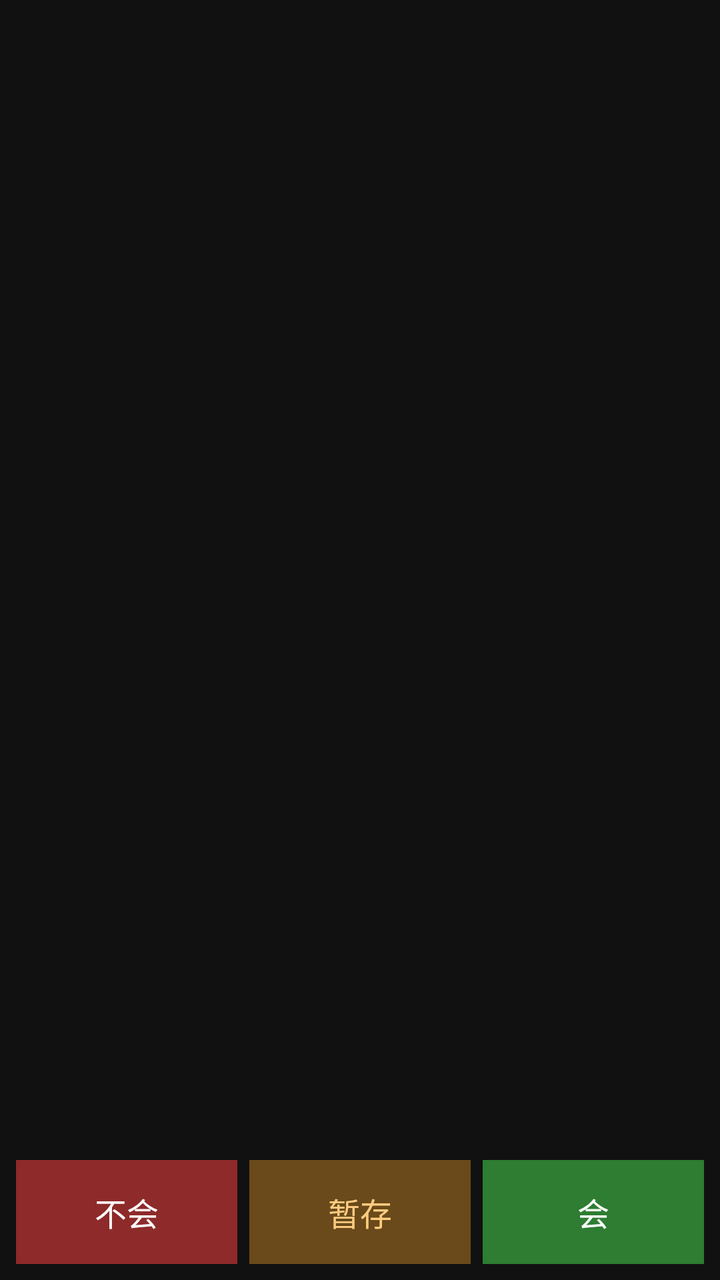
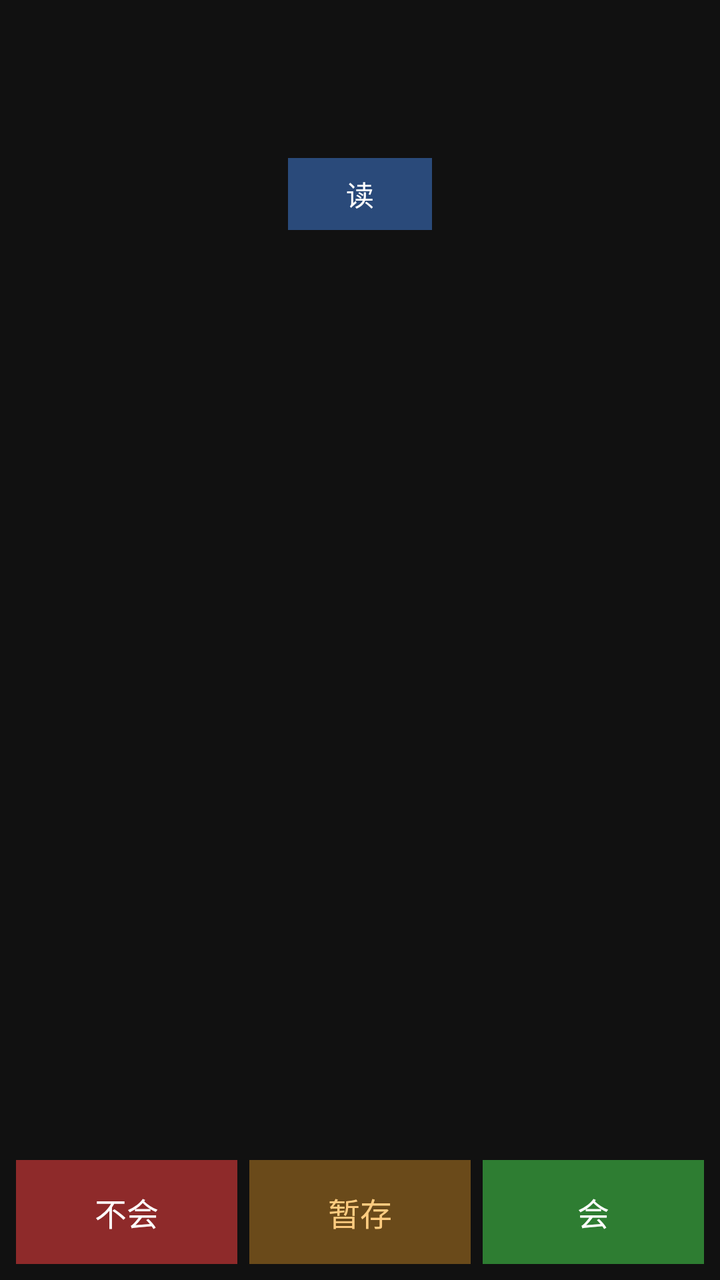

Before-and-after screenshots of an Android layout around one commit, followed by the original layout XML and the change that was made.
<!-- AndroidManifest.xml: application theme AppTheme -->
<!-- res/layout/activity_detail.xml -->
<?xml version="1.0" encoding="utf-8"?>
<LinearLayout xmlns:android="http://schemas.android.com/apk/res/android"
    android:layout_width="match_parent"
    android:layout_height="match_parent"
    android:background="@color/bg"
    android:orientation="vertical"
    android:padding="8dp">

    <TextView
        android:id="@+id/wordText"
        android:layout_width="match_parent"
        android:layout_height="wrap_content"
        android:gravity="center"
        android:textColor="@color/word"
        android:textSize="34sp"
        android:textStyle="bold" />

    <TextView
        android:id="@+id/phonetic"
        android:layout_width="match_parent"
        android:layout_height="wrap_content"
        android:gravity="center"
        android:textColor="@color/text_dim"
        android:textSize="16sp" />

    <TextView
        android:id="@+id/stashBadge"
        android:layout_width="wrap_content"
        android:layout_height="wrap_content"
        android:layout_gravity="center_horizontal"
        android:layout_marginTop="2dp"
        android:background="@color/stash"
        android:paddingLeft="8dp"
        android:paddingRight="8dp"
        android:paddingTop="2dp"
        android:paddingBottom="2dp"
        android:text="@string/badge_stash"
        android:textColor="@color/stash_text"
        android:textSize="12sp"
        android:visibility="gone" />

    <ScrollView
        android:layout_width="match_parent"
        android:layout_height="0dp"
        android:layout_marginTop="8dp"
        android:layout_weight="1">

        <LinearLayout
            android:layout_width="match_parent"
            android:layout_height="wrap_content"
            android:orientation="vertical">

            <TextView
                android:id="@+id/trans"
                android:layout_width="match_parent"
                android:layout_height="wrap_content"
                android:gravity="left|top"
                android:textColor="@color/text"
                android:textSize="20sp" />

            <TextView
                android:id="@+id/exampleEn"
                android:layout_width="match_parent"
                android:layout_height="wrap_content"
                android:layout_marginTop="8dp"
                android:gravity="left|top"
                android:textColor="@color/text"
                android:textSize="16sp" />

            <TextView
                android:id="@+id/exampleCn"
                android:layout_width="match_parent"
                android:layout_height="wrap_content"
                android:layout_marginTop="4dp"
                android:gravity="left|top"
                android:textColor="@color/text_dim"
                android:textSize="16sp" />
        </LinearLayout>
    </ScrollView>

    <LinearLayout
        android:layout_width="match_parent"
        android:layout_height="52dp"
        android:layout_marginTop="10dp"
        android:orientation="horizontal">

        <Button
            android:id="@+id/btnUnknown"
            android:layout_width="0dp"
            android:layout_height="match_parent"
            android:layout_marginRight="3dp"
            android:layout_weight="1"
            android:background="@color/unknown"
            android:text="@string/btn_unknown"
            android:textColor="@color/word"
            android:textSize="16sp" />

        <Button
            android:id="@+id/btnStash"
            android:layout_width="0dp"
            android:layout_height="match_parent"
            android:layout_marginLeft="3dp"
            android:layout_marginRight="3dp"
            android:layout_weight="1"
            android:background="@color/stash"
            android:text="@string/btn_stash"
            android:textColor="@color/stash_text"
            android:textSize="16sp" />

        <Button
            android:id="@+id/btnKnow"
            android:layout_width="0dp"
            android:layout_height="match_parent"
            android:layout_marginLeft="3dp"
            android:layout_weight="1"
            android:background="@color/know"
            android:text="@string/btn_know"
            android:textColor="@color/word"
            android:textSize="16sp" />
    </LinearLayout>
</LinearLayout>
<!-- resources referenced by this layout -->
<resources>
  <color name="bg">#FF111111</color>
  <color name="know">#FF2E7D32</color>
  <color name="stash">#FF6A4A1A</color>
  <color name="stash_text">#FFFFCC80</color>
  <color name="text">#FFEEEEEE</color>
  <color name="text_dim">#FF9A9A9A</color>
  <color name="unknown">#FF8E2A2A</color>
  <color name="word">#FFFFFFFF</color>
  <string name="badge_stash">暂存</string>
  <string name="btn_know">会</string>
  <string name="btn_stash">暂存</string>
  <string name="btn_unknown">不会</string>
  <style name="AppTheme" parent="android:Theme.Holo.NoActionBar">
          <item name="android:windowBackground">@color/bg</item>
          <item name="android:colorBackground">@color/bg</item>
          <item name="android:textColor">@color/text</item>
          <item name="android:textColorPrimary">@color/text</item>
          <item name="android:textColorHint">@color/text_dim</item>
          <item name="android:editTextColor">@color/text</item>
      </style>
</resources>

<!-- the commit's change to res/layout/activity_detail.xml (unified diff, before → after) -->
@@ -23,13 +23,27 @@
         android:textColor="@color/text_dim"
         android:textSize="16sp" />
 
+    <Button
+        android:id="@+id/btnSpeak"
+        android:layout_width="wrap_content"
+        android:layout_height="36dp"
+        android:layout_gravity="center_horizontal"
+        android:layout_marginTop="4dp"
+        android:background="@drawable/btn_next"
+        android:minWidth="72dp"
+        android:paddingLeft="14dp"
+        android:paddingRight="14dp"
+        android:text="@string/btn_speak"
+        android:textColor="@color/word"
+        android:textSize="14sp" />
+
     <TextView
         android:id="@+id/stashBadge"
         android:layout_width="wrap_content"
         android:layout_height="wrap_content"
         android:layout_gravity="center_horizontal"
         android:layout_marginTop="2dp"
-        android:background="@color/stash"
+        android:background="@drawable/btn_stash"
         android:paddingLeft="8dp"
         android:paddingRight="8dp"
         android:paddingTop="2dp"
@@ -90,7 +104,7 @@
             android:layout_height="match_parent"
             android:layout_marginRight="3dp"
             android:layout_weight="1"
-            android:background="@color/unknown"
+            android:background="@drawable/btn_unknown"
             android:text="@string/btn_unknown"
             android:textColor="@color/word"
             android:textSize="16sp" />
@@ -102,7 +116,7 @@
             android:layout_marginLeft="3dp"
             android:layout_marginRight="3dp"
             android:layout_weight="1"
-            android:background="@color/stash"
+            android:background="@drawable/btn_stash"
             android:text="@string/btn_stash"
             android:textColor="@color/stash_text"
             android:textSize="16sp" />
@@ -113,7 +127,7 @@
             android:layout_height="match_parent"
             android:layout_marginLeft="3dp"
             android:layout_weight="1"
-            android:background="@color/know"
+            android:background="@drawable/btn_know"
             android:text="@string/btn_know"
             android:textColor="@color/word"
             android:textSize="16sp" />
<!-- resource entries referenced after the edit -->
@@ -1,15 +1,89 @@
 <!-- resources referenced by this layout -->
 <resources>
   <color name="bg">#FF111111</color>
-  <color name="know">#FF2E7D32</color>
-  <color name="stash">#FF6A4A1A</color>
   <color name="stash_text">#FFFFCC80</color>
   <color name="text">#FFEEEEEE</color>
   <color name="text_dim">#FF9A9A9A</color>
-  <color name="unknown">#FF8E2A2A</color>
   <color name="word">#FFFFFFFF</color>
+  <!-- drawable btn_know (drawable) -->
+  <?xml version="1.0" encoding="utf-8"?>
+  <selector xmlns:android="http://schemas.android.com/apk/res/android">
+      <item android:state_pressed="true">
+          <shape android:shape="rectangle">
+              <solid android:color="#FF43A047" />
+          </shape>
+      </item>
+      <item android:state_focused="true">
+          <shape android:shape="rectangle">
+              <solid android:color="#FF388E3C" />
+          </shape>
+      </item>
+      <item>
+          <shape android:shape="rectangle">
+              <solid android:color="#FF2E7D32" />
+          </shape>
+      </item>
+  </selector>
+  <!-- drawable btn_next (drawable) -->
+  <?xml version="1.0" encoding="utf-8"?>
+  <selector xmlns:android="http://schemas.android.com/apk/res/android">
+      <item android:state_pressed="true">
+          <shape android:shape="rectangle">
+              <solid android:color="#FF3D6AAD" />
+          </shape>
+      </item>
+      <item android:state_focused="true">
+          <shape android:shape="rectangle">
+              <solid android:color="#FF355A96" />
+          </shape>
+      </item>
+      <item>
+          <shape android:shape="rectangle">
+              <solid android:color="#FF2A4A7A" />
+          </shape>
+      </item>
+  </selector>
+  <!-- drawable btn_stash (drawable) -->
+  <?xml version="1.0" encoding="utf-8"?>
+  <selector xmlns:android="http://schemas.android.com/apk/res/android">
+      <item android:state_pressed="true">
+          <shape android:shape="rectangle">
+              <solid android:color="#FF8D6E1A" />
+          </shape>
+      </item>
+      <item android:state_focused="true">
+          <shape android:shape="rectangle">
+              <solid android:color="#FF7A5A18" />
+          </shape>
+      </item>
+      <item>
+          <shape android:shape="rectangle">
+              <solid android:color="#FF6A4A1A" />
+          </shape>
+      </item>
+  </selector>
+  <!-- drawable btn_unknown (drawable) -->
+  <?xml version="1.0" encoding="utf-8"?>
+  <selector xmlns:android="http://schemas.android.com/apk/res/android">
+      <item android:state_pressed="true">
+          <shape android:shape="rectangle">
+              <solid android:color="#FFC62828" />
+          </shape>
+      </item>
+      <item android:state_focused="true">
+          <shape android:shape="rectangle">
+              <solid android:color="#FFB71C1C" />
+          </shape>
+      </item>
+      <item>
+          <shape android:shape="rectangle">
+              <solid android:color="#FF8E2A2A" />
+          </shape>
+      </item>
+  </selector>
   <string name="badge_stash">暂存</string>
   <string name="btn_know">会</string>
+  <string name="btn_speak">读</string>
   <string name="btn_stash">暂存</string>
   <string name="btn_unknown">不会</string>
   <style name="AppTheme" parent="android:Theme.Holo.NoActionBar">
